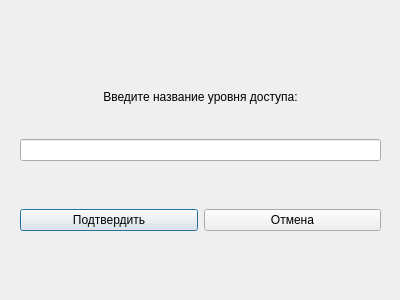
The window that university_project_client/ui/change_access_name_form.ui (Fxsh-pro/university_project) describes before a commit, drawn with Qt 5.
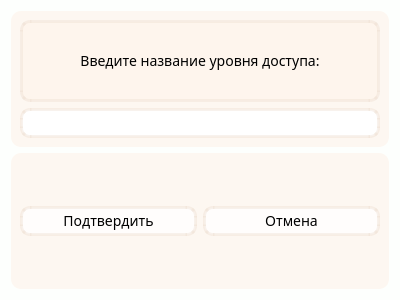
The same window after the commit.

What changed in the file:
```diff
--- a/university_project_client/ui/change_access_name_form.ui
+++ b/university_project_client/ui/change_access_name_form.ui
@@ -13,44 +13,32 @@
   <property name="windowTitle">
    <string>Dialog</string>
   </property>
-  <widget class="QWidget" name="horizontalLayoutWidget">
-   <property name="geometry">
-    <rect>
-     <x>20</x>
-     <y>190</y>
-     <width>361</width>
-     <height>61</height>
-    </rect>
-   </property>
-   <layout class="QHBoxLayout" name="horizontalLayout">
+  <property name="styleSheet">
+   <string notr="true">background-color: rgba(253, 255, 253, 255);
+font-family: Century Gothic;
+font-size: 14px;</string>
+  </property>
+  <layout class="QVBoxLayout" name="verticalLayout_2">
     <item>
-     <widget class="QPushButton" name="pushButton_confirm">
-      <property name="text">
-       <string>Подтвердить</string>
-      </property>
-     </widget>
-    </item>
-    <item>
-     <widget class="QPushButton" name="pushButton_cancel">
-      <property name="text">
-       <string>Отмена</string>
-      </property>
-     </widget>
-    </item>
-   </layout>
-  </widget>
-  <widget class="QWidget" name="verticalLayoutWidget">
-   <property name="geometry">
-    <rect>
-     <x>20</x>
-     <y>60</y>
-     <width>361</width>
-     <height>101</height>
-    </rect>
+    <widget class="QFrame" name="frame">
+     <property name="styleSheet">
+      <string notr="true">background-color: rgba(254, 244, 236, 180);
+border-radius: 10px;</string>
+     </property>
+     <property name="frameShape">
+      <enum>QFrame::StyledPanel</enum>
+     </property>
+     <property name="frameShadow">
+      <enum>QFrame::Raised</enum>
    </property>
    <layout class="QVBoxLayout" name="verticalLayout">
     <item>
      <widget class="QLabel" name="label_change_access_name">
+        <property name="styleSheet">
+         <string notr="true">background-color: rgba(254, 238, 229, 80);
+border: 3px solid rgba(236, 218, 204, 90);
+border-radius: 10px;</string>
+        </property>
       <property name="text">
        <string>Введите название уровня доступа:</string>
       </property>
@@ -60,10 +48,98 @@
      </widget>
     </item>
     <item>
-     <widget class="QLineEdit" name="lineEdit_change_access_name"/>
+       <widget class="QLineEdit" name="lineEdit_change_access_name">
+        <property name="minimumSize">
+         <size>
+          <width>0</width>
+          <height>30</height>
+         </size>
+        </property>
+        <property name="styleSheet">
+         <string notr="true">background-color: white;
+border: 3px solid rgba(236, 218, 204, 90);
+border-radius: 10px;</string>
+        </property>
+       </widget>
     </item>
    </layout>
   </widget>
+   </item>
+   <item>
+    <widget class="QFrame" name="frame_2">
+     <property name="styleSheet">
+      <string notr="true">background-color: rgba(254, 244, 236, 180);
+border-radius: 10px;</string>
+     </property>
+     <property name="frameShape">
+      <enum>QFrame::StyledPanel</enum>
+     </property>
+     <property name="frameShadow">
+      <enum>QFrame::Raised</enum>
+     </property>
+     <layout class="QHBoxLayout" name="horizontalLayout">
+      <item>
+       <widget class="QPushButton" name="pushButton_confirm">
+        <property name="minimumSize">
+         <size>
+          <width>0</width>
+          <height>30</height>
+         </size>
+        </property>
+        <property name="font">
+         <font>
+          <family>Century Gothic</family>
+          <pointsize>-1</pointsize>
+         </font>
+        </property>
+        <property name="styleSheet">
+         <string notr="true">QPushButton {
+background-color: rgba(255, 255, 255, 200);
+border: 3px solid rgba(236, 218, 204, 90);
+border-radius: 10px;
+}
+QPushButton:hover {
+background-color: rgba(236, 218, 204, 90);
+}
+QPushButton:pressed {
+background-color: rgba(236, 218, 204, 150);
+}</string>
+        </property>
+        <property name="text">
+         <string>Подтвердить</string>
+        </property>
+       </widget>
+      </item>
+      <item>
+       <widget class="QPushButton" name="pushButton_cancel">
+        <property name="minimumSize">
+         <size>
+          <width>0</width>
+          <height>30</height>
+         </size>
+        </property>
+        <property name="styleSheet">
+         <string notr="true">QPushButton {
+background-color: rgba(255, 255, 255, 200);
+border: 3px solid rgba(236, 218, 204, 90);
+border-radius: 10px;
+}
+QPushButton:hover {
+background-color: rgba(236, 218, 204, 90);
+}
+QPushButton:pressed {
+background-color: rgba(236, 218, 204, 150);
+}</string>
+        </property>
+        <property name="text">
+         <string>Отмена</string>
+        </property>
+       </widget>
+      </item>
+     </layout>
+    </widget>
+   </item>
+  </layout>
  </widget>
  <resources/>
  <connections/>
```
Lines whose indentation alone changed are shown as unchanged.
